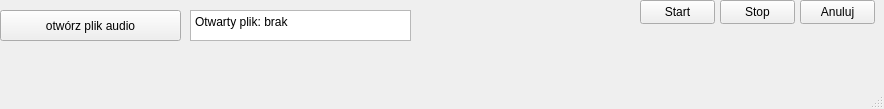
Qt form UiDesigner/audio_visualizer.ui (Yepthatsit/DSP-projekt) before a commit.
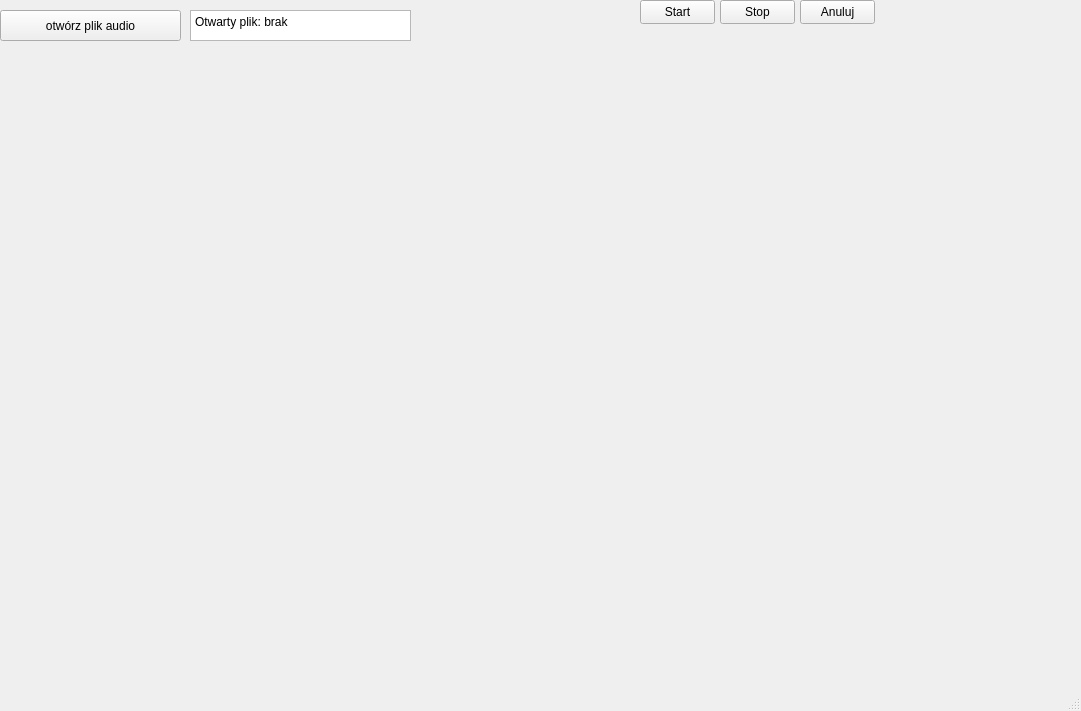
The same form after that commit. Custom widgets are drawn as their Qt base class.

```diff
--- a/UiDesigner/audio_visualizer.ui
+++ b/UiDesigner/audio_visualizer.ui
@@ -6,10 +6,16 @@
    <rect>
     <x>0</x>
     <y>0</y>
-    <width>884</width>
-    <height>109</height>
+    <width>1081</width>
+    <height>711</height>
    </rect>
   </property>
+  <property name="sizePolicy">
+   <sizepolicy hsizetype="Fixed" vsizetype="Fixed">
+    <horstretch>0</horstretch>
+    <verstretch>0</verstretch>
+   </sizepolicy>
+  </property>
   <property name="windowTitle">
    <string>Wizualizator audio</string>
   </property>
@@ -19,7 +25,10 @@
   <property name="autoFillBackground">
    <bool>false</bool>
   </property>
-  <widget class="QWidget" name="centralwidget">
+  <property name="tabShape">
+   <enum>QTabWidget::TabShape::Rounded</enum>
+  </property>
+  <widget class="QWidget" name="Graph1">
    <widget class="QPushButton" name="openFileBTN">
     <property name="geometry">
      <rect>
@@ -92,6 +101,16 @@
      <string>Anuluj</string>
     </property>
    </widget>
+   <widget class="PlotWidget" name="plotWidget" native="true">
+    <property name="geometry">
+     <rect>
+      <x>40</x>
+      <y>150</y>
+      <width>481</width>
+      <height>471</height>
+     </rect>
+    </property>
+   </widget>
   </widget>
   <widget class="QMenuBar" name="menubar">
    <property name="geometry">
@@ -105,6 +124,14 @@
   </widget>
   <widget class="QStatusBar" name="statusbar"/>
  </widget>
+ <customwidgets>
+  <customwidget>
+   <class>PlotWidget</class>
+   <extends>QWidget</extends>
+   <header>pyqtgraph</header>
+   <container>1</container>
+  </customwidget>
+ </customwidgets>
  <resources/>
  <connections/>
 </ui>
```
Left out of the diff: 2 changed lines with no effect on the pictures.
